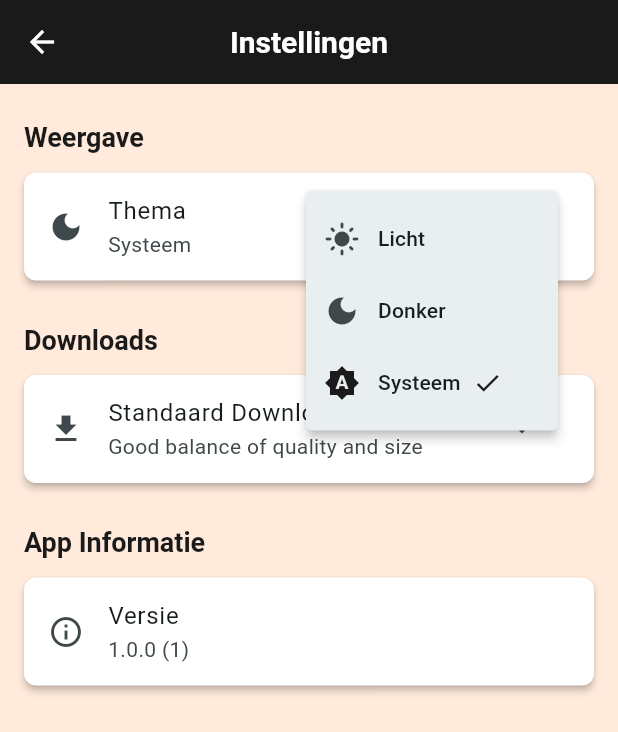
After one commit to Livecast71/fd_flutter, a Flutter app: the SettingsScreen screen opened directly, after a tap on the "arrow drop down" icon, on a phone screen of 412 x 824 dp. The commit adds this screen. Shown: the top 732 px of the screen. Run offline on Flutter 3.47's test engine with Material 3 defaults, Android fonts, the phone set to English and light mode, and no system bars; our stand-ins replace just_audio, package_info_plus, shared_preferences; accounts and stored records are empty; network calls fail.

Commit message:
Add settings screen with theme mode and download quality preferences
- Add settings screen accessible from app bar
- Add light/dark/system theme mode support
- Add dark theme to app_theme.dart
- Add theme service to manage theme preferences
- Add download quality service for default quality settings
- Add app version display in settings
- Update main.dart to support theme switching
- Add package_info_plus dependency for version info

```diff
--- a/fd_podcast/lib/main.dart
+++ b/fd_podcast/lib/main.dart
@@ -3,6 +3,7 @@ import 'package:flutter/services.dart';
 import 'package:intl/date_symbol_data_local.dart';
 import 'theme/app_theme.dart';
 import 'screens/home_screen.dart';
+import 'services/theme_service.dart';
 
 void main() async {
   WidgetsFlutterBinding.ensureInitialized();
@@ -19,8 +20,33 @@ void main() async {
   runApp(const FDPodcastApp());
 }
 
-class FDPodcastApp extends StatelessWidget {
+class FDPodcastApp extends StatefulWidget {
   const FDPodcastApp({super.key});
+
+  @override
+  State<FDPodcastApp> createState() => _FDPodcastAppState();
+}
+
+class _FDPodcastAppState extends State<FDPodcastApp> {
+  final ThemeService _themeService = ThemeService();
+  ThemeMode _themeMode = ThemeMode.system;
+
+  @override
+  void initState() {
+    super.initState();
+    _loadThemeMode();
+  }
+
+  Future<void> _loadThemeMode() async {
+    final themeMode = await _themeService.getMaterialThemeMode();
+    setState(() {
+      _themeMode = themeMode;
+    });
+  }
+
+  void _updateThemeMode() {
+    _loadThemeMode();
+  }
 
   @override
   Widget build(BuildContext context) {
@@ -28,7 +54,9 @@ class FDPodcastApp extends StatelessWidget {
       title: 'FD Podcast',
       debugShowCheckedModeBanner: false,
       theme: AppTheme.lightTheme,
-      home: const HomeScreen(),
+      darkTheme: AppTheme.darkTheme,
+      themeMode: _themeMode,
+      home: HomeScreen(onThemeChanged: _updateThemeMode),
     );
   }
 }
--- /dev/null
+++ b/fd_podcast/lib/screens/settings_screen.dart
@@ -0,0 +1,271 @@
+import 'package:flutter/material.dart';
+import 'package:package_info_plus/package_info_plus.dart';
+import '../services/download_quality_service.dart';
+import '../services/theme_service.dart';
+
+class SettingsScreen extends StatefulWidget {
+  final VoidCallback? onThemeChanged;
+
+  const SettingsScreen({super.key, this.onThemeChanged});
+
+  @override
+  State<SettingsScreen> createState() => _SettingsScreenState();
+}
+
+class _SettingsScreenState extends State<SettingsScreen> {
+  final DownloadQualityService _qualityService = DownloadQualityService();
+  final ThemeService _themeService = ThemeService();
+
+  AppThemeMode _currentThemeMode = AppThemeMode.system;
+  DownloadQuality _currentQuality = DownloadQuality.medium;
+  String _appVersion = 'Loading...';
+  bool _isLoading = true;
+
+  @override
+  void initState() {
+    super.initState();
+    _loadSettings();
+  }
+
+  Future<void> _loadSettings() async {
+    final themeMode = await _themeService.getThemeMode();
+    final quality = await _qualityService.getDownloadQuality();
+    final packageInfo = await PackageInfo.fromPlatform();
+
+    setState(() {
+      _currentThemeMode = themeMode;
+      _currentQuality = quality;
+      _appVersion = '${packageInfo.version} (${packageInfo.buildNumber})';
+      _isLoading = false;
+    });
+  }
+
+  Future<void> _changeThemeMode(AppThemeMode newMode) async {
+    await _themeService.setThemeMode(newMode);
+    setState(() {
+      _currentThemeMode = newMode;
+    });
+
+    // Notify parent to rebuild with new theme
+    widget.onThemeChanged?.call();
+
+    if (mounted) {
+      ScaffoldMessenger.of(context).showSnackBar(
+        SnackBar(
+          content: Text('Thema gewijzigd naar ${_themeService.getThemeModeDisplayName(newMode)}'),
+          duration: const Duration(seconds: 2),
+        ),
+      );
+    }
+  }
+
+  Future<void> _changeQuality(DownloadQuality newQuality) async {
+    await _qualityService.setDownloadQuality(newQuality);
+    setState(() {
+      _currentQuality = newQuality;
+    });
+
+    if (mounted) {
+      ScaffoldMessenger.of(context).showSnackBar(
+        SnackBar(
+          content: Text('Standaard download kwaliteit: ${newQuality.displayName}'),
+          duration: const Duration(seconds: 2),
+        ),
+      );
+    }
+  }
+
+  @override
+  Widget build(BuildContext context) {
+    final theme = Theme.of(context);
+
+    if (_isLoading) {
+      return Scaffold(
+        appBar: AppBar(
+          title: const Text('Instellingen'),
+        ),
+        body: const Center(
+          child: CircularProgressIndicator(),
+        ),
+      );
+    }
+
+    return Scaffold(
+      appBar: AppBar(
+        title: const Text('Instellingen'),
+      ),
+      body: ListView(
+        children: [
+          // Theme Section
+          Padding(
+            padding: const EdgeInsets.fromLTRB(16, 24, 16, 8),
+            child: Text(
+              'Weergave',
+              style: theme.textTheme.titleLarge,
+            ),
+          ),
+          Card(
+            margin: const EdgeInsets.symmetric(horizontal: 16, vertical: 4),
+            child: Column(
+              children: [
+                ListTile(
+                  leading: const Icon(Icons.dark_mode),
+                  title: const Text('Thema'),
+                  subtitle: Text(_themeService.getThemeModeDisplayName(_currentThemeMode)),
+                  trailing: PopupMenuButton<AppThemeMode>(
+                    icon: const Icon(Icons.arrow_drop_down),
+                    onSelected: _changeThemeMode,
+                    itemBuilder: (context) => [
+                      PopupMenuItem(
+                        value: AppThemeMode.light,
+                        child: Row(
+                          children: [
+                            Icon(
+                              Icons.light_mode,
+                              color: _currentThemeMode == AppThemeMode.light
+                                  ? theme.colorScheme.primary
+                                  : null,
+                            ),
+                            const SizedBox(width: 12),
+                            const Text('Licht'),
+                            if (_currentThemeMode == AppThemeMode.light)
+                              const SizedBox(width: 8),
+                            if (_currentThemeMode == AppThemeMode.light)
+                              Icon(
+                                Icons.check,
+                                color: theme.colorScheme.primary,
+                                size: 20,
+                              ),
+                          ],
+                        ),
+                      ),
+                      PopupMenuItem(
+                        value: AppThemeMode.dark,
+                        child: Row(
+                          children: [
+                            Icon(
+                              Icons.dark_mode,
+                              color: _currentThemeMode == AppThemeMode.dark
+                                  ? theme.colorScheme.primary
+                                  : null,
+                            ),
+                            const SizedBox(width: 12),
+                            const Text('Donker'),
+                            if (_currentThemeMode == AppThemeMode.dark)
+                              const SizedBox(width: 8),
+                            if (_currentThemeMode == AppThemeMode.dark)
+                              Icon(
+                                Icons.check,
+                                color: theme.colorScheme.primary,
+                                size: 20,
+                              ),
+                          ],
+                        ),
+                      ),
+                      PopupMenuItem(
+                        value: AppThemeMode.system,
+                        child: Row(
+                          children: [
+                            Icon(
+                              Icons.brightness_auto,
+                              color: _currentThemeMode == AppThemeMode.system
+                                  ? theme.colorScheme.primary
+                                  : null,
+                            ),
+                            const SizedBox(width: 12),
+                            const Text('Systeem'),
+                            if (_currentThemeMode == AppThemeMode.system)
+                              const SizedBox(width: 8),
+                            if (_currentThemeMode == AppThemeMode.system)
+                              Icon(
+                                Icons.check,
+                                color: theme.colorScheme.primary,
+                                size: 20,
+                              ),
+                          ],
+                        ),
+                      ),
+                    ],
+                  ),
+                ),
+              ],
+            ),
+          ),
+
+          // Download Settings Section
+          Padding(
+            padding: const EdgeInsets.fromLTRB(16, 24, 16, 8),
+            child: Text(
+              'Downloads',
+              style: theme.textTheme.titleLarge,
+            ),
+          ),
+          Card(
+            margin: const EdgeInsets.symmetric(horizontal: 16, vertical: 4),
+            child: Column(
+              children: [
+                ListTile(
+                  leading: const Icon(Icons.download),
+                  title: const Text('Standaard Download Kwaliteit'),
+                  subtitle: Text(_currentQuality.description),
+                  trailing: PopupMenuButton<DownloadQuality>(
+                    icon: const Icon(Icons.arrow_drop_down),
+                    onSelected: _changeQuality,
+                    itemBuilder: (context) => DownloadQuality.values.map((quality) {
+                      return PopupMenuItem(
+                        value: quality,
+                        child: Row(
+                          children: [
+                            Expanded(
+                              child: Column(
+                                crossAxisAlignment: CrossAxisAlignment.start,
+                                children: [
+                                  Text(quality.displayName),
+                                  Text(
+                                    quality.description,
+                                    style: theme.textTheme.bodySmall,
+                                  ),
+                                ],
+                              ),
+                            ),
+                            if (_currentQuality == quality)
+                              const SizedBox(width: 8),
+                            if (_currentQuality == quality)
+                              Icon(
+                                Icons.check,
+                                color: theme.colorScheme.primary,
+                                size: 20,
+                              ),
+                          ],
+                        ),
+                      );
+                    }).toList(),
+                  ),
+                ),
+              ],
+            ),
+          ),
+
+          // App Info Section
+          Padding(
+            padding: const EdgeInsets.fromLTRB(16, 24, 16, 8),
+            child: Text(
+              'App Informatie',
+              style: theme.textTheme.titleLarge,
+            ),
+          ),
+          Card(
+            margin: const EdgeInsets.symmetric(horizontal: 16, vertical: 4),
+            child: ListTile(
+              leading: const Icon(Icons.info_outline),
+              title: const Text('Versie'),
+              subtitle: Text(_appVersion),
+            ),
+          ),
+
+          const SizedBox(height: 24),
+        ],
+      ),
+    );
+  }
+}
--- /dev/null
+++ b/fd_podcast/lib/services/download_quality_service.dart
@@ -0,0 +1,60 @@
+import 'package:shared_preferences/shared_preferences.dart';
+
+enum DownloadQuality {
+  high(128, 'Hoog (128 kbps)', 'Best quality, larger file size'),
+  medium(98, 'Gemiddeld (98 kbps)', 'Good balance of quality and size'),
+  low(64, 'Laag (64 kbps)', 'Smaller file size, lower quality');
+
+  final int bitrate;
+  final String displayName;
+  final String description;
+
+  const DownloadQuality(this.bitrate, this.displayName, this.description);
+}
+
+class DownloadQualityService {
+  static const String _qualityPreferenceKey = 'download_quality_preference';
+  static const DownloadQuality _defaultQuality = DownloadQuality.medium;
+
+  /// Get the current download quality preference
+  Future<DownloadQuality> getDownloadQuality() async {
+    final prefs = await SharedPreferences.getInstance();
+    final qualityIndex = prefs.getInt(_qualityPreferenceKey);
+
+    if (qualityIndex != null && qualityIndex >= 0 && qualityIndex < DownloadQuality.values.length) {
+      return DownloadQuality.values[qualityIndex];
+    }
+
+    return _defaultQuality;
+  }
+
+  /// Set the download quality preference
+  Future<void> setDownloadQuality(DownloadQuality quality) async {
+    final prefs = await SharedPreferences.getInstance();
+    await prefs.setInt(_qualityPreferenceKey, quality.index);
+  }
+
+  /// Get all available quality options
+  List<DownloadQuality> getAvailableQualities() {
+    return DownloadQuality.values;
+  }
+
+  /// Get default quality
+  DownloadQuality getDefaultQuality() => _defaultQuality;
+
+  /// Estimate file size in MB for a given duration (in seconds) and quality
+  double estimateFileSize(int durationSeconds, DownloadQuality quality) {
+    // Formula: (bitrate in kbps * duration in seconds) / (8 * 1024) = size in MB
+    // This is approximate as actual file size depends on encoding efficiency
+    return (quality.bitrate * durationSeconds) / (8 * 1024);
+  }
+
+  /// Format estimated file size
+  String formatEstimatedSize(int durationSeconds, DownloadQuality quality) {
+    final sizeMB = estimateFileSize(durationSeconds, quality);
+    if (sizeMB < 1) {
+      return '${(sizeMB * 1024).toStringAsFixed(0)} KB';
+    }
+    return '${sizeMB.toStringAsFixed(1)} MB';
+  }
+}
--- /dev/null
+++ b/fd_podcast/lib/services/theme_service.dart
@@ -0,0 +1,58 @@
+import 'package:flutter/material.dart';
+import 'package:shared_preferences/shared_preferences.dart';
+
+enum AppThemeMode {
+  light,
+  dark,
+  system,
+}
+
+class ThemeService {
+  static const String _themeModeKey = 'app_theme_mode';
+  static const AppThemeMode _defaultThemeMode = AppThemeMode.system;
+
+  /// Get the current theme mode preference
+  Future<AppThemeMode> getThemeMode() async {
+    final prefs = await SharedPreferences.getInstance();
+    final themeModeIndex = prefs.getInt(_themeModeKey);
+
+    if (themeModeIndex != null &&
+        themeModeIndex >= 0 &&
+        themeModeIndex < AppThemeMode.values.length) {
+      return AppThemeMode.values[themeModeIndex];
+    }
+
+    return _defaultThemeMode;
+  }
+
+  /// Set the theme mode preference
+  Future<void> setThemeMode(AppThemeMode mode) async {
+    final prefs = await SharedPreferences.getInstance();
+    await prefs.setInt(_themeModeKey, mode.index);
+  }
+
+  /// Get ThemeMode for MaterialApp based on system preference
+  Future<ThemeMode> getMaterialThemeMode() async {
+    final appThemeMode = await getThemeMode();
+    switch (appThemeMode) {
+      case AppThemeMode.light:
+        return ThemeMode.light;
+      case AppThemeMode.dark:
+        return ThemeMode.dark;
+      case AppThemeMode.system:
+        return ThemeMode.system;
+    }
+  }
+
+  /// Get display name for theme mode
+  String getThemeModeDisplayName(AppThemeMode mode) {
+    switch (mode) {
+      case AppThemeMode.light:
+        return 'Licht';
+      case AppThemeMode.dark:
+        return 'Donker';
+      case AppThemeMode.system:
+        return 'Systeem';
+    }
+  }
+}
--- a/fd_podcast/pubspec.yaml
+++ b/fd_podcast/pubspec.yaml
@@ -42,6 +42,7 @@ dependencies:
   audio_service: ^0.18.11
   path_provider: ^2.1.1
   permission_handler: ^11.3.0
+  package_info_plus: ^8.0.0
 
 dev_dependencies:
   flutter_test:
```
Also changed, not shown: fd_podcast/lib/screens/home_screen.dart (+7 -2 lines), fd_podcast/lib/screens/main_tab_screen.dart (+21 -0 lines), fd_podcast/lib/theme/app_theme.dart (+72 -0 lines), fd_podcast/pubspec.lock, 2 other files.
